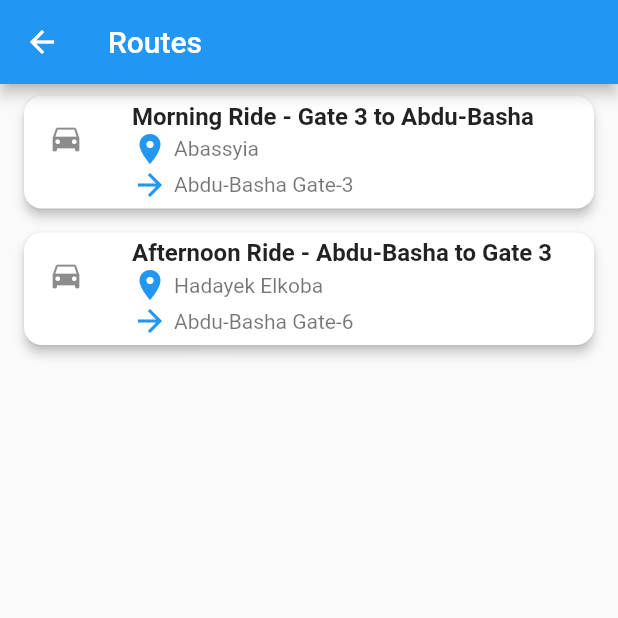
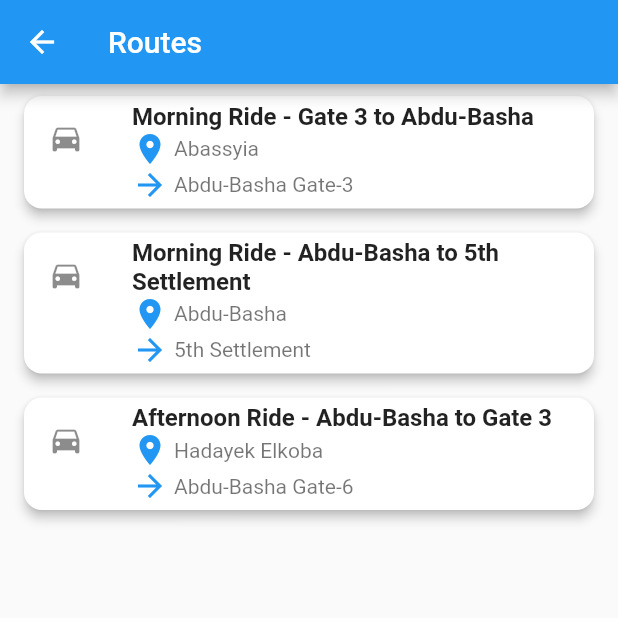
Before and after one commit to omagdy7/carpool, a Flutter app: the RoutesPage screen opened by its route, on a phone screen of 412 x 824 dp, the top half of it. Run offline on Flutter 3.47's test engine with Material 2 defaults, Android fonts, the phone set to English and light mode, and no system bars.

Commit message:
Added an extra dummy route data

```diff
--- a/lib/routes.dart
+++ b/lib/routes.dart
@@ -20,6 +20,10 @@ class RoutesPage extends StatelessWidget {
         startLocation: 'Abassyia',
         endLocation: 'Abdu-Basha Gate-3'),
     Route(
+        name: 'Morning Ride - Abdu-Basha to 5th Settlement',
+        startLocation: 'Abdu-Basha',
+        endLocation: '5th Settlement'),
+    Route(
         name: 'Afternoon Ride - Abdu-Basha to Gate 3',
         startLocation: 'Hadayek Elkoba',
         endLocation: 'Abdu-Basha Gate-6'),
@@ -28,7 +32,7 @@ class RoutesPage extends StatelessWidget {
   @override
   Widget build(BuildContext context) {
     return Scaffold(
-      appBar: AppBar(title: Text('Routes')),
+      appBar: AppBar(title: const Text('Routes')),
       body: ListView.builder(
         itemCount: dummyRoutes.length,
         itemBuilder: (BuildContext context, int index) {
@@ -53,14 +57,14 @@ class RoutesPage extends StatelessWidget {
             },
             child: Card(
               elevation: 3,
-              margin: EdgeInsets.symmetric(vertical: 8, horizontal: 16),
+              margin: const EdgeInsets.symmetric(vertical: 8, horizontal: 16),
               shape: RoundedRectangleBorder(
                 borderRadius: BorderRadius.circular(12),
               ),
               child: ListTile(
                 title: Text(
                   route.name,
-                  style: TextStyle(
+                  style: const TextStyle(
                     fontWeight: FontWeight.bold,
                     fontSize: 16,
                   ),
@@ -70,21 +74,21 @@ class RoutesPage extends StatelessWidget {
                   children: [
                     Row(
                       children: [
-                        Icon(Icons.location_on, color: Colors.blue),
-                        SizedBox(width: 4),
+                        const Icon(Icons.location_on, color: Colors.blue),
+                        const SizedBox(width: 4),
                         Flexible(child: Text(route.startLocation)),
                       ],
                     ),
                     Row(
                       children: [
-                        Icon(Icons.arrow_forward, color: Colors.blue),
-                        SizedBox(width: 4),
+                        const Icon(Icons.arrow_forward, color: Colors.blue),
+                        const SizedBox(width: 4),
                         Flexible(child: Text(route.endLocation)),
                       ],
                     ),
                   ],
                 ),
-                leading: Icon(Icons.directions_car),
+                leading: const Icon(Icons.directions_car),
               ),
             ),
           );
```
